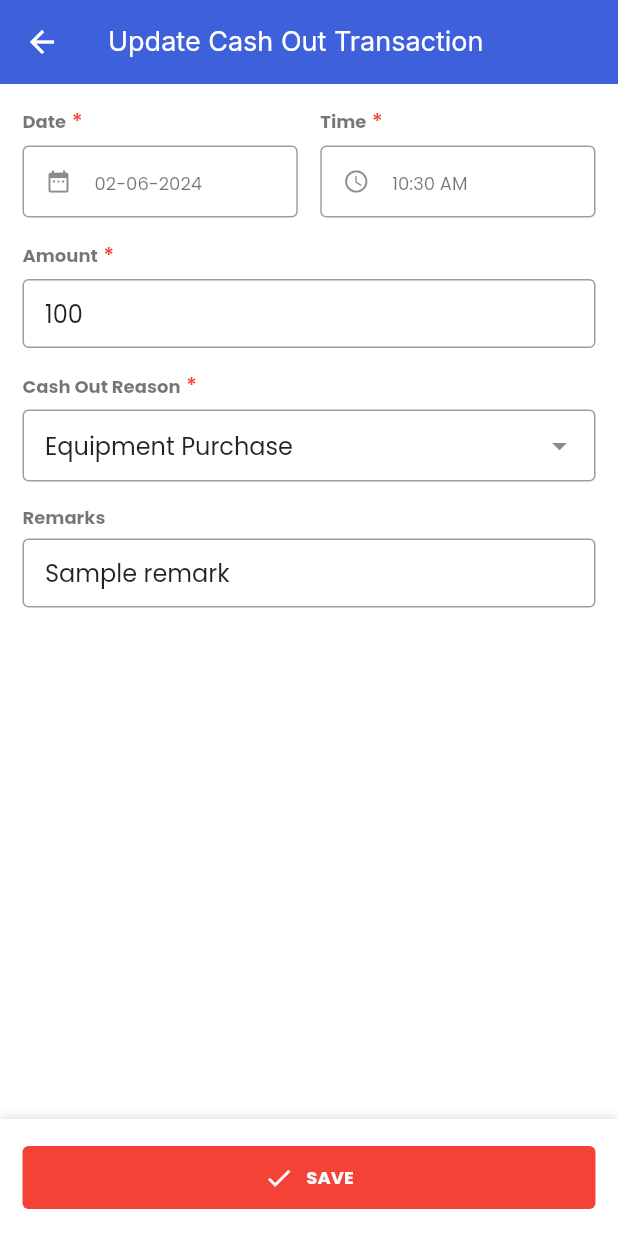
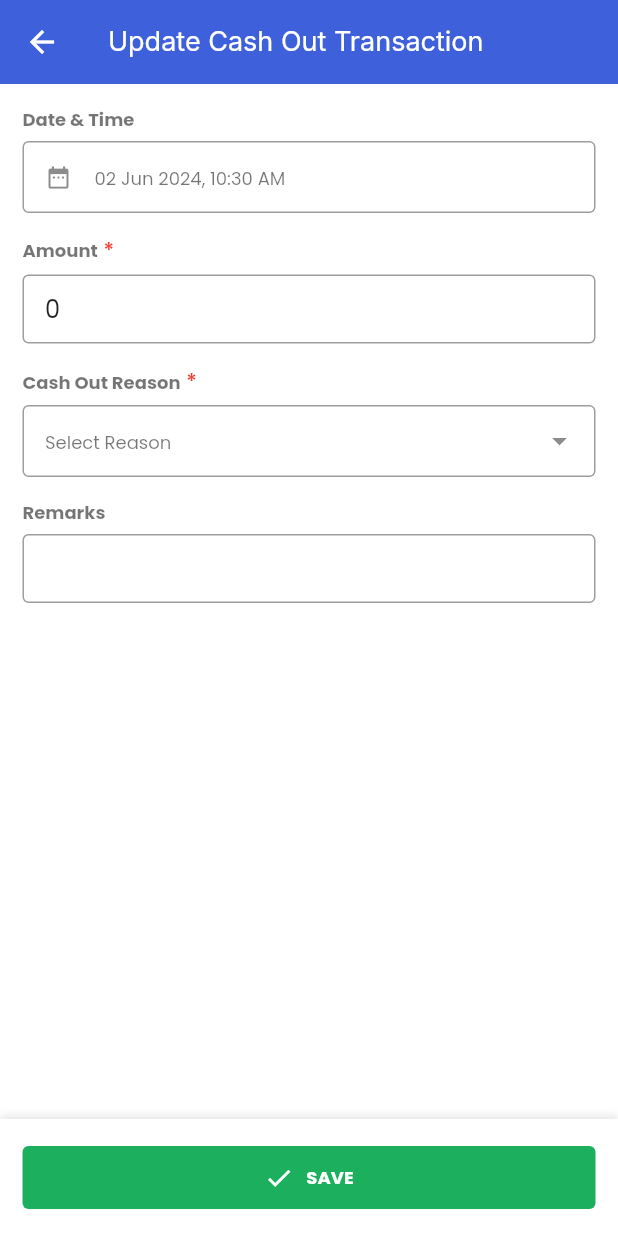
Before and after one commit to rifathossain82/club-cash, a Flutter app: the CashOutTransactionAddUpdatePage screen opened directly with empty values, on a phone screen of 412 x 824 dp. Run offline on Flutter 3.47's test engine with Material 2 defaults, Android fonts, the phone set to English and light mode, and no system bars; drawn by our look-alikes of dropdown_search; our stand-ins replace cloud_firestore, connectivity_plus, contacts_service, firebase_core, flutter_svg, get and 6 more; accounts and stored records are empty.

Commit message:
chore: cash out curd added

```diff
--- a/lib/src/features/home/view/pages/cash_out_transaction_add_update_page.dart
+++ b/lib/src/features/home/view/pages/cash_out_transaction_add_update_page.dart
@@ -1,15 +1,19 @@
+import 'package:club_cash/src/core/enums/app_enum.dart';
+import 'package:club_cash/src/core/extensions/date_time_extension.dart';
 import 'package:club_cash/src/core/helpers/validators.dart';
 import 'package:club_cash/src/core/utils/color.dart';
 import 'package:club_cash/src/core/widgets/k_box_shadow.dart';
 import 'package:club_cash/src/core/widgets/k_drop_down_search_builder_with_title.dart';
 import 'package:club_cash/src/core/widgets/k_icon_button.dart';
 import 'package:club_cash/src/core/widgets/k_text_form_field_builder_with_title.dart';
+import 'package:club_cash/src/features/home/controller/home_controller.dart';
+import 'package:club_cash/src/features/home/model/transaction_model.dart';
 
 import 'package:flutter/material.dart';
-import 'package:intl/intl.dart';
+import 'package:get/get.dart';
 
 class CashOutTransactionAddUpdatePageArguments {
-  final String? existingTransaction;
+  final TransactionModel? existingTransaction;
 
   CashOutTransactionAddUpdatePageArguments({
     this.existingTransaction,
@@ -31,11 +35,12 @@ class CashOutTransactionAddUpdatePage extends StatefulWidget {
 
 class _TransactionAddUpdatePageState
     extends State<CashOutTransactionAddUpdatePage> {
+  final transactionController = Get.find<TransactionController>();
+  TransactionModel? existingTransaction;
   final formKey = GlobalKey<FormState>();
   final amountTextController = TextEditingController();
   final remarkTextController = TextEditingController();
-  DateTime selectedDate = DateTime.now();
-  TimeOfDay selectedTime = TimeOfDay.now();
+  DateTime? selectedDateTime = DateTime.now();
   String? selectedReason;
 
   final List<String> cashOutReasons = const [
@@ -56,40 +61,48 @@ class _TransactionAddUpdatePageState
     "Others",
   ];
 
-  Future<void> _selectDate(BuildContext context) async {
+  Future<void> _selectDateTime(BuildContext context) async {
     final DateTime? picked = await showDatePicker(
       context: context,
-        initialDate: selectedDate,
-        firstDate: DateTime(1950),
-        lastDate: DateTime(2101));
-    if (picked != null && picked != selectedDate) {
+      initialDate: selectedDateTime!,
+      firstDate: DateTime.now().subtract(const Duration(days: 365)),
+      lastDate: DateTime.now().add(const Duration(days: 30)),
+    );
+    if (picked != null) {
+      final TimeOfDay? pickedTime = await showTimePicker(
+        context: context,
+        initialTime: TimeOfDay.now(),
+      );
+      if (pickedTime != null) {
         setState(() {
-        selectedDate = picked;
+          selectedDateTime = DateTime(
+            picked.year,
+            picked.month,
+            picked.day,
+            pickedTime.hour,
+            pickedTime.minute,
+          );
         });
       }
-  }
-
-  Future<void> _selectTime(BuildContext context) async {
-    final TimeOfDay? time = await showTimePicker(
-      context: context,
-      initialTime: selectedTime,
-    );
-
-    if (time != null && time != selectedTime) {
-      setState(() {
-        selectedTime = time;
-      });
     }
   }
 
   @override
   void initState() {
     super.initState();
+
+    WidgetsBinding.instance.addPostFrameCallback((timeStamp) {
       if (widget.arguments.existingTransaction != null) {
-      amountTextController.text = "100";
-      remarkTextController.text = "Sample remark";
-      selectedReason = "Equipment Purchase";
+        existingTransaction = widget.arguments.existingTransaction;
+
+        selectedDateTime = existingTransaction?.datetime;
+        amountTextController.text = "${existingTransaction?.amount ?? 0}";
+        selectedReason = existingTransaction?.reason ?? '';
+        remarkTextController.text = existingTransaction?.remarks ?? '';
       }
+
+      setState(() {});
+    });
   }
 
   @override
@@ -114,6 +127,7 @@ class _TransactionAddUpdatePageState
       body: _transactionFormWidget(),
       bottomNavigationBar: _BottomNavigationBar(
         onSave: _onSave,
+        transactionController: transactionController,
       ),
     );
   }
@@ -127,32 +141,13 @@ class _TransactionAddUpdatePageState
           child: Column(
             crossAxisAlignment: CrossAxisAlignment.start,
             children: [
-              Row(
-                children: [
-                  Expanded(
-                    child: KTextFormFieldBuilderWithTitle(
-                      title: 'Date',
-                      hintText: DateFormat('dd-MM-yyyy').format(selectedDate),
+              KTextFormFieldBuilderWithTitle(
+                title: 'Date & Time',
+                hintText: selectedDateTime?.formattedDateTime,
                 inputAction: TextInputAction.next,
-                      validator: Validators.emptyValidator,
                 readOnly: true,
                 prefixIconData: Icons.date_range,
-                      onTap: () => _selectDate(context),
-                    ),
-                  ),
-                  const SizedBox(width: 15),
-                  Expanded(
-                    child: KTextFormFieldBuilderWithTitle(
-                      title: 'Time',
-                      hintText: selectedTime.format(context),
-                      inputAction: TextInputAction.next,
-                      validator: Validators.emptyValidator,
-                      readOnly: true,
-                      prefixIconData: Icons.access_time_outlined,
-                      onTap: () => _selectTime(context),
-                    ),
-                  ),
-                ],
+                onTap: () => _selectDateTime(context),
               ),
               KTextFormFieldBuilderWithTitle(
                 controller: amountTextController,
@@ -190,14 +185,55 @@ class _TransactionAddUpdatePageState
     );
   }
 
-  void _onSave() {}
+  void _onSave() {
+    if (formKey.currentState!.validate()) {
+      if (existingTransaction == null) {
+        addCashOutTransaction();
+      } else {
+        updateCashOutTransaction();
+      }
+    }
+  }
+
+  void addCashOutTransaction() {
+    final cashOutTransaction = TransactionModel(
+      datetime: selectedDateTime,
+      amount: num.parse(amountTextController.text),
+      reason: selectedReason,
+      remarks: remarkTextController.text.trim(),
+      type: TransactionType.cashOut.name,
+      timestamp: DateTime.now(),
+    );
+
+    transactionController
+        .addTransaction(transaction: cashOutTransaction)
+        .then((value) => Navigator.pop(context));
+  }
+
+  void updateCashOutTransaction() {
+    final cashOutTransaction = TransactionModel(
+      id: existingTransaction?.id,
+      datetime: selectedDateTime,
+      amount: num.parse(amountTextController.text),
+      reason: selectedReason,
+      remarks: remarkTextController.text.trim(),
+      type: TransactionType.cashOut.name,
+      timestamp: DateTime.now(),
+    );
+
+    transactionController
+        .updateTransaction(transaction: cashOutTransaction)
+        .then((value) => Navigator.pop(context));
+  }
 }
 
 class _BottomNavigationBar extends StatelessWidget {
   final VoidCallback onSave;
+  final TransactionController transactionController;
 
   const _BottomNavigationBar({
     required this.onSave,
+    required this.transactionController,
   });
 
   @override
@@ -210,12 +246,16 @@ class _BottomNavigationBar extends StatelessWidget {
           KBoxShadow.top(),
         ],
       ),
-      child: KIconButton(
+      child: Obx(() {
+        return KIconButton(
           onPressed: onSave,
           iconData: Icons.check,
           title: "save".toUpperCase(),
-        bgColor: kRed,
-      ),
+          bgColor: kGreen,
+          isLoading: transactionController.isAddingTransaction.value ||
+              transactionController.isUpdatingTransaction.value,
+        );
+      }),
     );
   }
 }
```
Also changed, not shown: lib/src/features/home/view/pages/homepage.dart (+8 -4 lines), lib/src/features/home/view/widgets/transaction_item_widget.dart (+19 -1 lines). Lines whose indentation alone changed are shown as unchanged.
